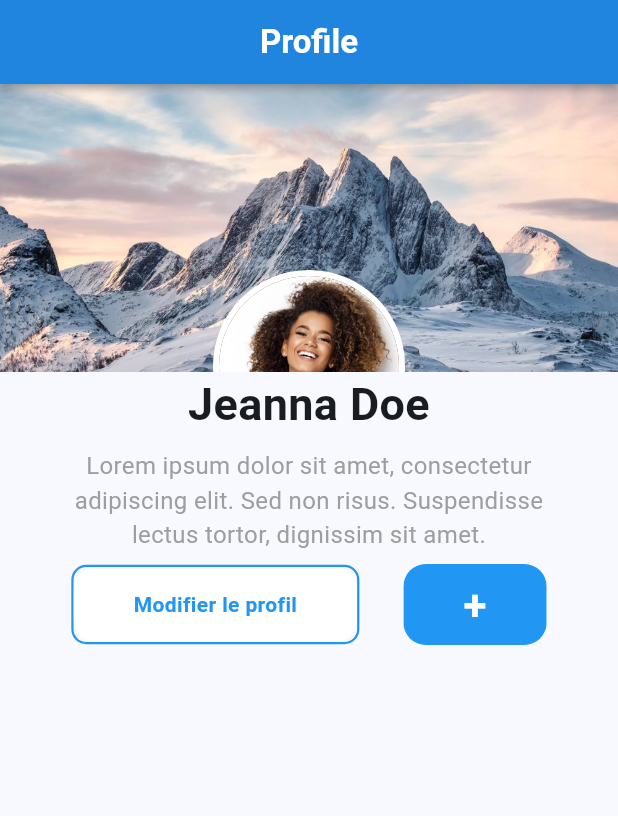
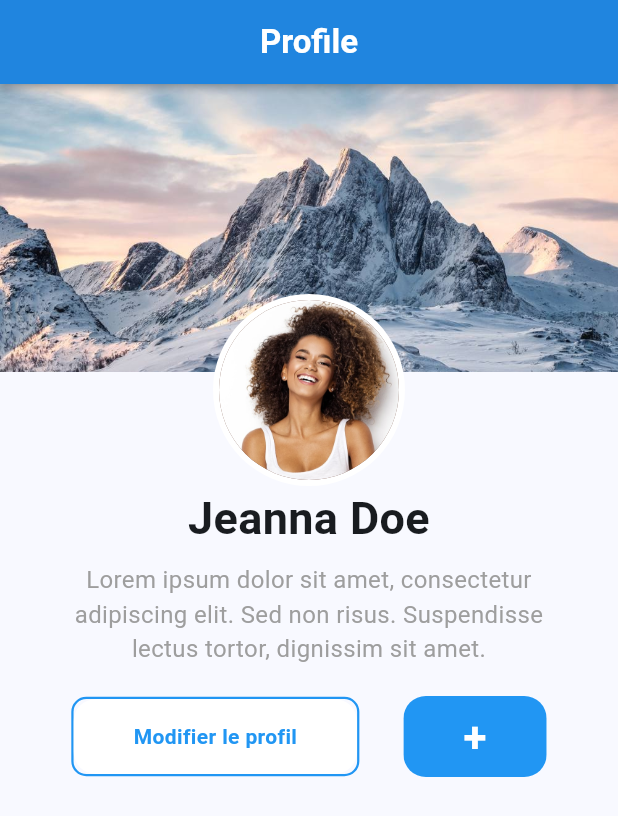
Before and after one commit to anastasiiaal/project_flutter, a Flutter app: the screen it shows after launch, on a phone screen of 412 x 824 dp. Shown: the top 816 px of the screen. Run offline on Flutter 3.47's test engine with Material 3 defaults, Android fonts, the phone set to English and light mode, and no system bars.

Commit message:
avatar + buttons ok

```diff
--- a/lib/main.dart
+++ b/lib/main.dart
@@ -71,13 +71,11 @@ class MyFirstUI extends StatelessWidget {
                     ),
                   ),
                 ]),
-                Positioned(
-                  bottom: -60,
+                Row(children: [
+                  Container(
                     width: width,
-                  child: Row(
-                    mainAxisAlignment: MainAxisAlignment.center,
-                    children: [
-                      Stack(
+                    margin: EdgeInsets.fromLTRB(0, 140, 0, 0),
+                    child: Stack(
                       alignment: Alignment.center,
                       children: [
                         const CircleAvatar(
@@ -86,27 +84,24 @@ class MyFirstUI extends StatelessWidget {
                         ),
                         CircleAvatar(
                           backgroundColor: Colors.brown.shade500,
-                            foregroundImage:
-                                const AssetImage('images/girl.jpg'),
+                          foregroundImage: const AssetImage('images/girl.jpg'),
                           radius: 60,
                         )
                       ],
                     ),
-                    ],
                   ),
-                )
+                ])
               ],
             ),
             const Text(
               'Jeanna Doe',
               textAlign: TextAlign.center,
-              style: TextStyle(
-                  fontWeight: FontWeight.bold, fontSize: 30),
+              style: TextStyle(fontWeight: FontWeight.bold, fontSize: 30),
             ),
             SizedBox(
                 width: width / 1.15,
                 child: const Padding(
-                  padding: EdgeInsets.only(top: 8.0, bottom: 8.0),
+                  padding: EdgeInsets.only(top: 8.0, bottom: 20.0),
                   child: Text(
                     'Lorem ipsum dolor sit amet, consectetur adipiscing elit. Sed non risus. Suspendisse lectus tortor, dignissim sit amet.',
                     textAlign: TextAlign.center,
@@ -141,7 +136,6 @@ class MyFirstUI extends StatelessWidget {
                   ),
                   ClipRRect(
                     borderRadius: BorderRadius.circular(15.0),
-                    // Ajoutez le rayon ici
                     child: Container(
                       padding: const EdgeInsets.symmetric(
                           horizontal: 40, vertical: 7),
```
Lines whose indentation alone changed are shown as unchanged.
